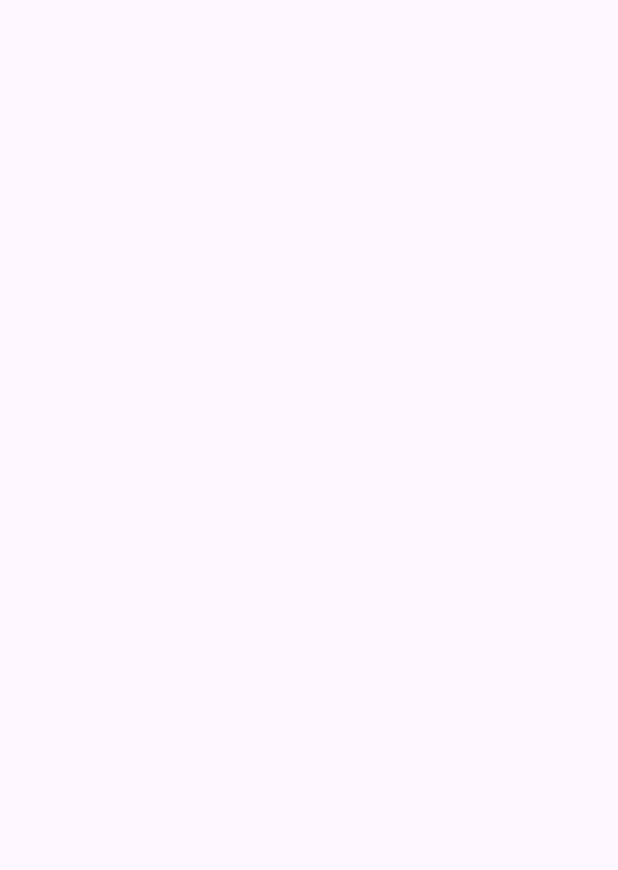
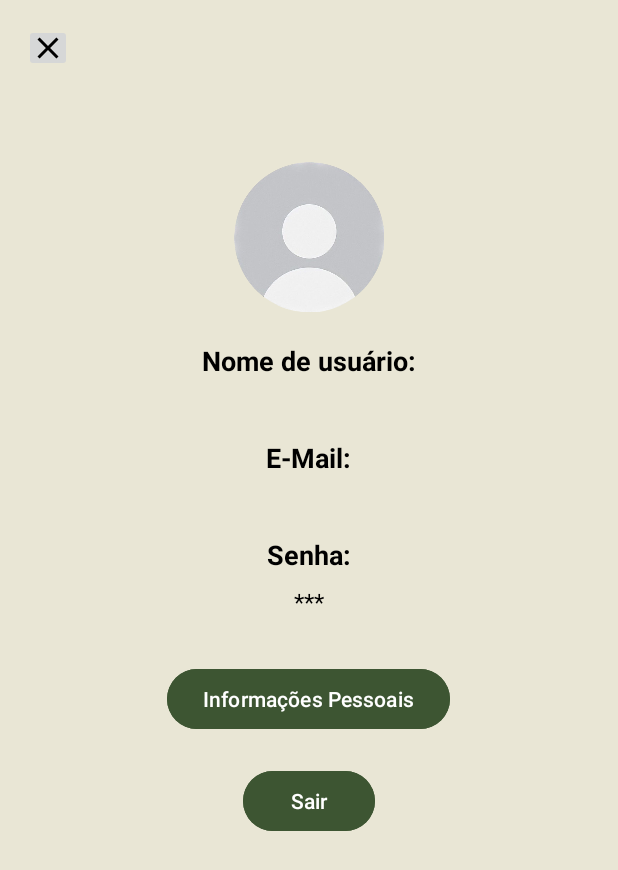
Before and after one commit to mingkiui/hortela, an Android app: the Perfil screen opened directly, with no data from a screen before it, on a phone screen of 412 x 824 dp. Before the commit the part shown is empty. Shown: the top 870 px of the screen. Run offline under Robolectric (Android 15) with nearby library versions, the phone set to English and light mode, and no system bars.

Commit message:
versão atualizada 20-09
xoxo gossip girl

```diff
--- a/app/src/main/AndroidManifest.xml
+++ b/app/src/main/AndroidManifest.xml
@@ -40,6 +40,8 @@
         <activity android:name=".RedefinirSenhaCodigo" />
         <activity android:name=".TelaPrincipal" />
         <activity android:name=".SolicitarCesta" />
+        <activity android:name=".TelaPrincipalCarente" />
+        <activity android:name=".TelaPrincipalVol" />
     </application>
 
 </manifest>
--- a/app/src/main/java/com/example/tcchortela/Perfil.java
+++ b/app/src/main/java/com/example/tcchortela/Perfil.java
@@ -1,74 +1,63 @@
 package com.example.tcchortela;
 
-import androidx.annotation.Nullable;
 import androidx.appcompat.app.AppCompatActivity;
-
 import android.content.Intent;
 import android.os.Bundle;
-import android.view.View;
 import android.widget.Button;
 import android.widget.ImageButton;
 import android.widget.TextView;
 
-
 public class Perfil extends AppCompatActivity {
 
-    /*/private TextView nameValue, emailValue, passwordValue;
-    private Button personalInformation, editProfileButton, editExit;
+    private TextView nameValue, emailValue, passwordValue;
+    private Button personalInformation, editExit;
     private ImageButton btnClose;
-
-    FirebaseFirestore db = FirebaseFirestore.getInstance();
-    String usuarioID;
+    private String userEmail;
+    private String userName;
 
     @Override
     protected void onCreate(Bundle savedInstanceState) {
         super.onCreate(savedInstanceState);
         setContentView(R.layout.perfil_main);
+
         IniciarComponentes();
 
-        btnClose.setOnClickListener(new View.OnClickListener() {
-            @Override
-            public void onClick(View v) {
-                Intent intent = new Intent(Perfil.this, TelaPrincipal.class);
-                startActivity(intent);
-            }
+        // Recupera os dados passados pela tela anterior
+        userEmail = getIntent().getStringExtra("email");
+        userName = getIntent().getStringExtra("nome");
+
+        // Define os valores dos campos na tela de perfil
+        nameValue.setText(userName);
+        emailValue.setText(userEmail);
+
+        // Botão para fechar a tela e voltar para a tela principal
+        btnClose.setOnClickListener(v -> {
+            Intent intent = new Intent(Perfil.this, TelaPrincipal.class);
+            intent.putExtra("email", userEmail);
+            intent.putExtra("nome", userName);
+            startActivity(intent);
         });
 
-        editExit.setOnClickListener(new View.OnClickListener(){
-            @Override
-            public void onClick(View v) {
-                FirebaseAuth.getInstance().signOut();
-                Intent intent = new Intent(Perfil.this, MainActivity.class);
-                startActivity(intent);
-                finish();
-            }
+        // Botão de sair
+        editExit.setOnClickListener(v -> {
+            Intent intent = new Intent(Perfil.this, MainActivity.class);
+            startActivity(intent);
+            finish();
+        });
+
+        personalInformation.setOnClickListener(v -> {
+            Intent intent = new Intent(Perfil.this, InformacoesP.class);
+            startActivity(intent);
+            finish();
         });
     }
 
-    @Override
-    protected void onStart() {
-        super.onStart();
-        String email = FirebaseAuth.getInstance().getCurrentUser().getEmail();
-        usuarioID = FirebaseAuth.getInstance().getCurrentUser().getUid();
-        DocumentReference documentReference = db.collection("users").document(usuarioID);
-        documentReference.addSnapshotListener(new EventListener<DocumentSnapshot>() {
-            @Override
-            public void onEvent(@Nullable DocumentSnapshot documentSnapshot, @Nullable FirebaseFirestoreException error) {
-                if(documentSnapshot != null){
-                    nameValue.setText(documentSnapshot.getString("nome"));
-                    emailValue.setText(documentSnapshot.getString("email"));
-                }
-            }
-        });
-    }
-
-    private void IniciarComponentes(){
+    private void IniciarComponentes() {
         nameValue = findViewById(R.id.nameValue);
         emailValue = findViewById(R.id.emailValue);
         passwordValue = findViewById(R.id.passwordValue);
         personalInformation = findViewById(R.id.personalInformation);
-        editProfileButton = findViewById(R.id.editProfileButton);
         editExit = findViewById(R.id.editExit);
-        btnClose = findViewById(R.id.btnClose); // Certifique-se de que esta linha está presente
-    }/*/
+        btnClose = findViewById(R.id.btnClose);
+    }
 }
--- /dev/null
+++ b/app/src/main/java/com/example/tcchortela/TelaPrincipalCarente.java
@@ -0,0 +1,4 @@
+package com.example.tcchortela;
+
+public class TelaPrincipalCarente {
+}
--- /dev/null
+++ b/app/src/main/java/com/example/tcchortela/TelaPrincipalVol.java
@@ -0,0 +1,4 @@
+package com.example.tcchortela;
+
+public class TelaPrincipalVol {
+}
--- a/app/src/main/res/layout/perfil_main.xml
+++ b/app/src/main/res/layout/perfil_main.xml
@@ -1,8 +1,9 @@
 <?xml version="1.0" encoding="utf-8"?>
 <androidx.constraintlayout.widget.ConstraintLayout xmlns:android="http://schemas.android.com/apk/res/android"
+    xmlns:tools="http://schemas.android.com/tools"
     android:layout_width="match_parent"
     android:layout_height="match_parent">
-    <RelativeLayout xmlns:android="http://schemas.android.com/apk/res/android"
+    <RelativeLayout
         android:layout_width="match_parent"
         android:layout_height="match_parent"
         android:background="#E9E6D5"
@@ -10,20 +11,21 @@
 
         <!-- Ícone de fechar -->
         <ImageButton
-            android:id="@+id/closeIcon"
+            android:id="@+id/btnClose"
             android:layout_width="32dp"
             android:layout_height="32dp"
+            android:layout_alignParentStart="true"
             android:layout_alignParentTop="true"
-            android:layout_alignParentStart="true"
+            android:contentDescription="Close icon"
             android:src="@drawable/ic_close"
-            android:contentDescription="Close icon" />
+            tools:ignore="TouchTargetSizeCheck" />
 
         <!-- Ícone de perfil -->
         <ImageView
             android:id="@+id/profileImage"
             android:layout_width="100dp"
             android:layout_height="100dp"
-            android:layout_below="@id/closeIcon"
+            android:layout_below="@id/btnClose"
             android:layout_centerHorizontal="true"
             android:layout_marginTop="60dp"
             android:src="@drawable/ic_user"
@@ -49,7 +51,6 @@
             android:layout_below="@id/nameLabel"
             android:layout_marginTop="8dp"
             android:layout_centerHorizontal="true"
-            android:text=""
             android:textColor="@color/black"
             android:textSize="16sp" />
 
@@ -73,7 +74,6 @@
             android:layout_below="@id/emailLabel"
             android:layout_marginTop="8dp"
             android:layout_centerHorizontal="true"
-            android:text=""
             android:textColor="@color/black"
             android:textSize="16sp" />
 
@@ -110,24 +110,13 @@
             android:text="Informações Pessoais"
             android:backgroundTint="#3D5532"
             android:textColor="@color/white" />
-        <!-- Botão Editar Perfil -->
-        <Button
-            android:id="@+id/editProfileButton"
-            android:layout_width="wrap_content"
-            android:layout_height="wrap_content"
-            android:layout_below="@id/personalInformation"
-            android:layout_marginTop="20dp"
-            android:layout_centerHorizontal="true"
-            android:text="Editar Perfil"
-            android:backgroundTint="#3D5532"
-            android:textColor="@color/white" />
 
         <!-- Botão Editar Perfil -->
         <Button
             android:id="@+id/editExit"
             android:layout_width="wrap_content"
             android:layout_height="wrap_content"
-            android:layout_below="@id/editProfileButton"
+            android:layout_below="@id/personalInformation"
             android:layout_marginTop="20dp"
             android:layout_centerHorizontal="true"
             android:text="Sair"
--- /dev/null
+++ b/app/src/main/res/layout/telaprincipalcar.xml
@@ -0,0 +1,6 @@
+<?xml version="1.0" encoding="utf-8"?>
+<androidx.constraintlayout.widget.ConstraintLayout xmlns:android="http://schemas.android.com/apk/res/android"
+    android:layout_width="match_parent"
+    android:layout_height="match_parent">
+
+</androidx.constraintlayout.widget.ConstraintLayout>
--- /dev/null
+++ b/app/src/main/res/layout/telaprincipalvol.xml
@@ -0,0 +1,6 @@
+<?xml version="1.0" encoding="utf-8"?>
+<androidx.constraintlayout.widget.ConstraintLayout xmlns:android="http://schemas.android.com/apk/res/android"
+    android:layout_width="match_parent"
+    android:layout_height="match_parent">
+
+</androidx.constraintlayout.widget.ConstraintLayout>
```
Also changed, not shown: app/src/main/java/com/example/tcchortela/DatabaseHelper.java (+62 -10 lines), app/src/main/java/com/example/tcchortela/MainActivity.java (+33 -27 lines), app/src/main/java/com/example/tcchortela/TelaPrincipal.java (+14 -30 lines).
